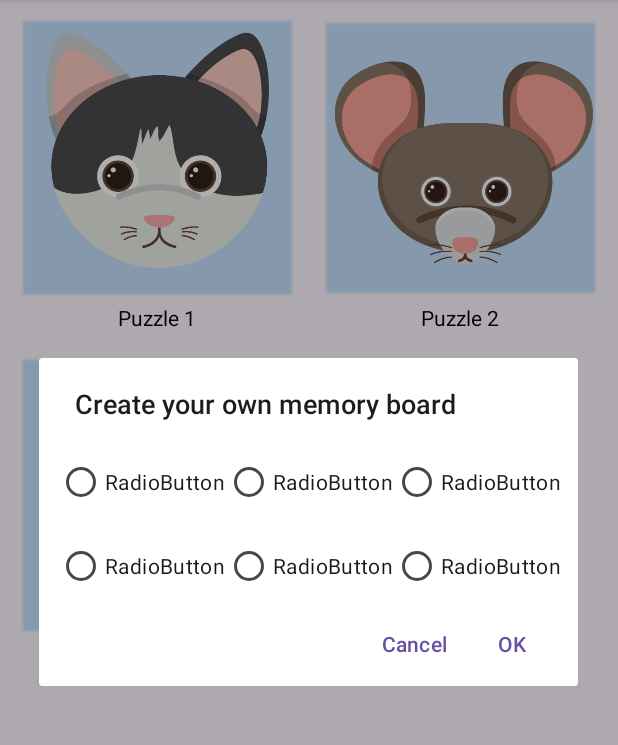
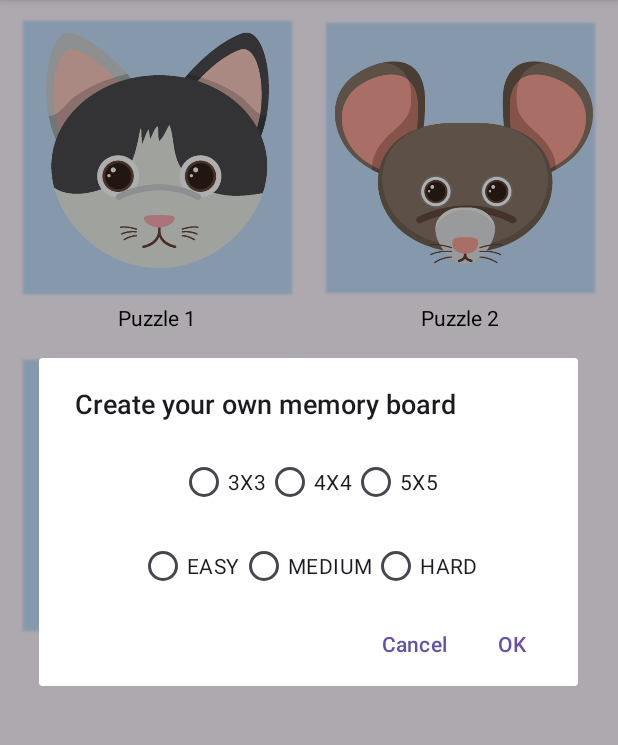
Before and after one commit to EFI131/SlidingViews, an Android app: the screen it shows after launch (PuzzleSelectionActivity), after a tap on an icon or button, on a phone screen of 412 x 824 dp, the part 96-841 px from its top. Run offline under Robolectric (Android 15) with nearby library versions, the phone set to English and light mode, and no system bars; pictures from the network do not load.

Commit message:
basic puzzle config dialog handling

```diff
--- a/app/src/main/java/com/efisteiner/slidingviews/Puzzle.kt
+++ b/app/src/main/java/com/efisteiner/slidingviews/Puzzle.kt
@@ -1,14 +1,13 @@
 package com.efisteiner.slidingviews
 
-import android.net.Uri
 import java.io.Serializable
 
 data class Puzzle(
     val id: Int,
     val name: String,
     val imageUriString: String,
-    val size: BoardSize = BoardSize.SMALL,
-    val difficulty: Difficulty = Difficulty.EASY
+    var size: BoardSize = BoardSize.SMALL,
+    var difficulty: Difficulty = Difficulty.EASY
 ) :  Serializable {
     enum class Difficulty {
         EASY,
--- a/app/src/main/java/com/efisteiner/slidingviews/PuzzleSelectionActivity.kt
+++ b/app/src/main/java/com/efisteiner/slidingviews/PuzzleSelectionActivity.kt
@@ -11,7 +11,6 @@ import android.content.Intent
 import android.net.Uri
 import android.os.Build
 import android.os.Bundle
-import android.os.Parcelable
 import android.util.Log
 import android.view.LayoutInflater
 import android.view.Menu
@@ -32,9 +31,9 @@ import androidx.recyclerview.widget.RecyclerView
 class PuzzleSelectionActivity : AppCompatActivity() {
     companion object {
         const val TAG: String = "PuzzleSelectionActivity"
-        const val EXTRA_PUZZLE:String = "EXTRA_PUZZLE"
     }
 
+    private var puzzle: Puzzle? = null
     private lateinit var adapter: PuzzleAdapter
     private lateinit var resourcePuzzles: MutableList<Puzzle>
 
@@ -106,14 +105,8 @@ class PuzzleSelectionActivity : AppCompatActivity() {
 
     private fun openPuzzle(puzzle: Puzzle) {
         // Handle the puzzle selection
-        showCreationDialog()
-        val resultIntent = Intent().apply {
-            putExtra("selected_puzzle", puzzle) // Puzzle now implements Serializable
-        }
+        puzzleConfigurationDialog(puzzle)
 
-        setResult(Activity.RESULT_OK, resultIntent)
-
-        //finish()
     }
 
 
@@ -163,7 +156,7 @@ class PuzzleSelectionActivity : AppCompatActivity() {
         // Handle permission requests results
         // See the permission example in the Android platform samples: https://github.com/android/platform-samples
         if(results.containsValue(false)) {
-            Log.d("PERMISSIONS", "At least one of the permissions was not granted, launching again...");
+            Log.d("PERMISSIONS", "At least one of the permissions was not granted, launching again...")
         } else {
             launchIntentForPhotos()
         }
@@ -186,30 +179,41 @@ class PuzzleSelectionActivity : AppCompatActivity() {
         }
     }
 
-    private fun showCreationDialog() {
+    private fun puzzleConfigurationDialog(puzzle: Puzzle) {
         val puzzleDifficultyDialog = LayoutInflater.from(this).inflate(R.layout.puzzle_difficulty_dialog, null)
         val boardSizeRadioGroup = puzzleDifficultyDialog.findViewById<RadioGroup>(R.id.rg_size)
-
+        val boardDifficultyGroup = puzzleDifficultyDialog.findViewById<RadioGroup>(R.id.rg_difficulty)
         showAlertDialog( "Create your own memory board", puzzleDifficultyDialog, View.OnClickListener {
-            val desiredBoardSize: BoardSize = when ( boardSizeRadioGroup.checkedRadioButtonId ){
-                R.id.rb_easy -> {
+            puzzle.size = when ( boardSizeRadioGroup.checkedRadioButtonId ){
+                R.id.rb_3by3 -> {
                     BoardSize.SMALL
                 }
-                R.id.rb_medium -> {
+                R.id.rb_4by4 -> {
                     BoardSize.MEDIUM
                 }
-                R.id.rb_hard -> {
+                R.id.rb_5by5 -> {
                     BoardSize.LARGE
                 }
 
                 else -> BoardSize.SMALL
             }
-            Log.i(TAG, "showCreationDialog: $desiredBoardSize")
-            // Navigate to board creation activity
-            val intent = Intent(this, PuzzleGameActivity::class.java)
-            intent.putExtra(EXTRA_PUZZLE, desiredBoardSize as Parcelable)
 
+            puzzle.difficulty = when ( boardDifficultyGroup.checkedRadioButtonId ){
+                R.id.rb_easy -> {
+                    Puzzle.Difficulty.EASY
+            }
+                R.id.rb_medium -> {
+                Puzzle.Difficulty.MEDIUM
+            }
+                R.id.rb_hard -> {
+                Puzzle.Difficulty.HARD
+            }
+
+                else -> Puzzle.Difficulty.EASY
+            }
         } )
+
+        this.puzzle = puzzle
     }
 
     private fun showAlertDialog(title: String, view: View?, positiveButtonClickListener: View.OnClickListener) {
@@ -218,7 +222,12 @@ class PuzzleSelectionActivity : AppCompatActivity() {
             .setView(view)
             .setNegativeButton("Cancel", null)
             .setPositiveButton("OK") { _, _ ->
-                positiveButtonClickListener.onClick(null)
+                val resultIntent = Intent().apply {
+                    putExtra("selected_puzzle", puzzle) // Puzzle now implements Serializable
+                }
+
+                setResult(Activity.RESULT_OK, resultIntent)
+                finish()
             }.show()
 
     }
--- a/app/src/main/res/layout/puzzle_difficulty_dialog.xml
+++ b/app/src/main/res/layout/puzzle_difficulty_dialog.xml
@@ -33,19 +33,19 @@
             android:id="@+id/rb_3by3"
             android:layout_width="match_parent"
             android:layout_height="wrap_content"
-            android:text="RadioButton" />
+            android:text="3X3" />
 
         <RadioButton
             android:id="@+id/rb_4by4"
             android:layout_width="match_parent"
             android:layout_height="wrap_content"
-            android:text="RadioButton" />
+            android:text="4X4" />
 
         <RadioButton
-            android:id="@+id/rb5by5"
+            android:id="@+id/rb_5by5"
             android:layout_width="match_parent"
             android:layout_height="wrap_content"
-            android:text="RadioButton" />
+            android:text="5X5" />
     </RadioGroup>
 
     <RadioGroup
@@ -62,19 +62,19 @@
             android:id="@+id/rb_easy"
             android:layout_width="match_parent"
             android:layout_height="wrap_content"
-            android:text="RadioButton" />
+            android:text="EASY" />
 
         <RadioButton
             android:id="@+id/rb_medium"
             android:layout_width="match_parent"
             android:layout_height="wrap_content"
-            android:text="RadioButton" />
+            android:text="MEDIUM" />
 
         <RadioButton
             android:id="@+id/rb_hard"
             android:layout_width="match_parent"
             android:layout_height="wrap_content"
-            android:text="RadioButton" />
+            android:text="HARD" />
     </RadioGroup>
 
 
```
